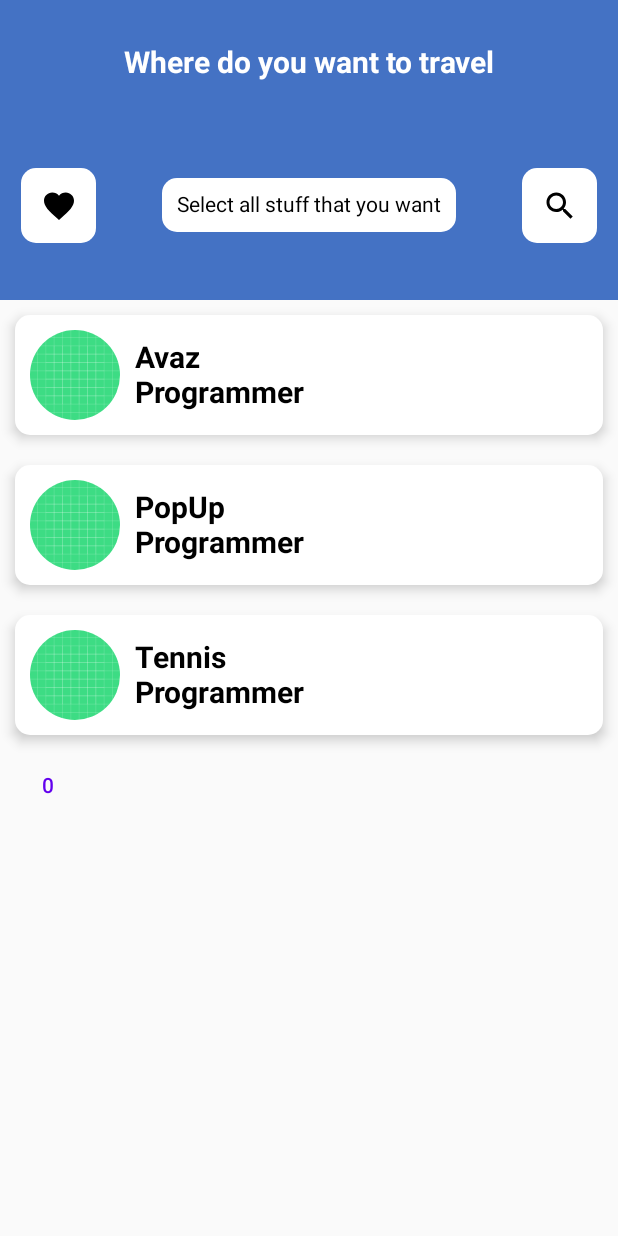
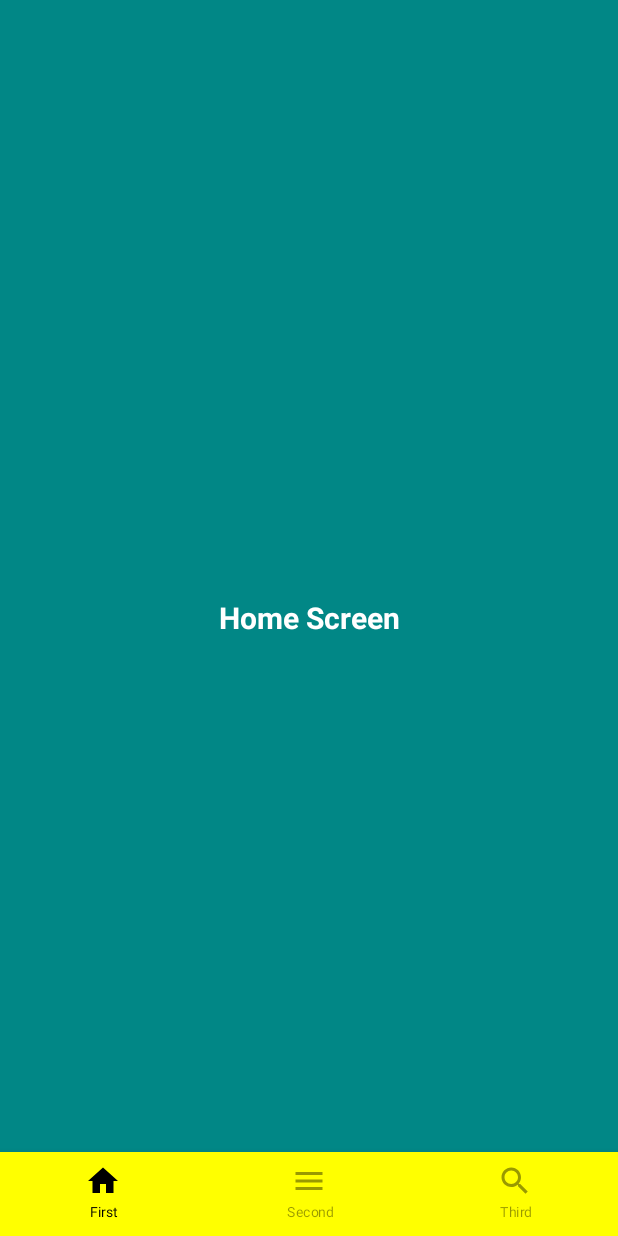
Before and after one commit to Sarbad0r/kotlin_jatpack, an Android app built with Jetpack Compose: the screen it shows after launch (MainActivity), on a phone screen of 412 x 824 dp. Run offline under Robolectric (Android 15) with nearby library versions, the phone set to English and light mode, and no system bars.

```diff
--- a/app/src/main/java/com/example/kotlin_jetpack/MainActivity.kt
+++ b/app/src/main/java/com/example/kotlin_jetpack/MainActivity.kt
@@ -3,171 +3,67 @@ package com.example.kotlin_jetpack
 import android.os.Bundle
 import androidx.activity.ComponentActivity
 import androidx.activity.compose.setContent
-import androidx.compose.foundation.Image
-import androidx.compose.foundation.background
-import androidx.compose.foundation.layout.*
-import androidx.compose.foundation.shape.CircleShape
-import androidx.compose.foundation.shape.RoundedCornerShape
-import androidx.compose.material.*
-import androidx.compose.material.icons.Icons
-import androidx.compose.material.icons.filled.Add
-import androidx.compose.material.icons.filled.Favorite
-import androidx.compose.material.icons.filled.Search
+import androidx.compose.foundation.layout.Column
+import androidx.compose.foundation.layout.fillMaxSize
+import androidx.compose.foundation.rememberScrollState
+import androidx.compose.foundation.verticalScroll
+import androidx.compose.material.Text
+import androidx.compose.material.TextButton
 import androidx.compose.runtime.Composable
-import androidx.compose.ui.Alignment
 import androidx.compose.ui.Modifier
-import androidx.compose.ui.draw.clip
-import androidx.compose.ui.geometry.Size
-import androidx.compose.ui.graphics.Color
-import androidx.compose.ui.layout.ContentScale
-import androidx.compose.ui.res.painterResource
-import androidx.compose.ui.text.TextStyle
-import androidx.compose.ui.text.font.FontWeight
-import androidx.compose.ui.text.style.TextAlign
-import androidx.compose.ui.tooling.preview.Preview
-import androidx.compose.ui.unit.dp
-import androidx.compose.ui.unit.sp
-import androidx.lifecycle.ViewModel
 import com.example.kotlin_jetpack.state.MainViewModel
-import com.example.kotlin_jetpack.ui.theme.Kotlin_jetpackTheme
+import com.example.kotlin_jetpack.ui_composables.CardComposable
+import com.example.kotlin_jetpack.ui_composables.LazyColumnComposable
+import com.example.kotlin_jetpack.ui_composables.LazyRowComposable
+import com.example.kotlin_jetpack.ui_composables.TopAppBar
+import com.example.kotlin_jetpack.ui_composables.bottom_navbar.MainScreenWithBottomNavBar
 
 class MainActivity : ComponentActivity() {
     override fun onCreate(savedInstanceState: Bundle?) {
         super.onCreate(savedInstanceState)
-        var counter: Int = 1;
         setContent {
-            Column(
-                modifier = Modifier.fillMaxSize()
-            ) {
-                TopWidget()
-                CardWidget(name = "Avaz", prof = "Programmer")
-                CardWidget(name = "PopUp", prof = "Programmer")
-                CardWidget(name = "Tennis", prof = "Programmer")
-                IncrementButton()
-            }
-        }
-    }
-}
-
-
-@Composable
-fun TopWidget() {
-    Column(
-        modifier = Modifier
-            .height(height = 200.dp)
-            .background(color = Color(0xFF4472C4))
-            .fillMaxWidth()
-    ) {
-        Spacer(modifier = Modifier.height(height = 30.dp))
-        Row(
-            horizontalArrangement = Arrangement.Center, modifier = Modifier.fillMaxWidth()
-        ) {
-            Text(
-                text = "Where do you want to travel", style = TextStyle(
-                    color = Color.White,
-                    fontSize = 20.sp,
-                    textAlign = TextAlign.Center,
-                    fontWeight = FontWeight.Bold
-                )
-            )
-        }
-        Spacer(modifier = Modifier.height(height = 20.dp))
-        Row(
-            modifier = Modifier.fillMaxSize(),
-            verticalAlignment = Alignment.CenterVertically,
-            horizontalArrangement = Arrangement.SpaceEvenly
-        ) {
-            Box(
-                modifier = Modifier
-                    .size(50.dp)
-                    .background(Color.White, shape = RoundedCornerShape(10.dp)),
-                contentAlignment = Alignment.Center
-            ) {
-                Icon(
-                    imageVector = Icons.Default.Favorite, contentDescription = "Favorite Icon"
-                )
-            }
-            Box(
-                modifier = Modifier
-                    .padding(30.dp)
-                    .background(color = Color.White, shape = RoundedCornerShape(10.dp))
-            ) {
-                Text(text = "Select all stuff that you want", modifier = Modifier.padding(10.dp))
-            }
-
-            Box(
-                modifier = Modifier
-                    .size(50.dp)
-                    .background(Color.White, shape = RoundedCornerShape(10.dp)),
-                contentAlignment = Alignment.Center
-            ) {
-                Icon(
-                    imageVector = Icons.Default.Search, contentDescription = "Favorite Icon"
-                )
-            }
+            MainScreenWithBottomNavBar()
+//            Column(modifier = Modifier.fillMaxSize()) {
+//                TopAppBar()
+////                Column(modifier = Modifier.verticalScroll(rememberScrollState())) {
+////                    CardComposable(name = "Avaz", prof = "Programmer")
+////                    CardComposable(name = "PopUp", prof = "Programmer")
+////                    CardComposable(name = "Tennis", prof = "Programmer")
+////                    CardComposable(name = "Tennis", prof = "Programmer")
+////                    CardComposable(name = "Tennis", prof = "Programmer")
+////                    CardComposable(name = "Tennis", prof = "Programmer")
+////                    CardComposable(name = "Tennis", prof = "Programmer")
+////                    CardComposable(name = "Tennis", prof = "Programmer")
+////                    CardComposable(name = "Tennis", prof = "Programmer")
+////                    CardComposable(name = "Tennis", prof = "Programmer")
+////                    IncrementButton()
+////                }
+////                LazyColumnComposable()
+////                IncrementButton()
+//                LazyRowComposable()
+//            }
         }
     }
 }
 
 @Composable
-fun CardWidget(name: String, prof: String?) {
-    Card(
-        modifier = Modifier
-            .fillMaxWidth()
-            .padding(10.dp),
-        shape = RoundedCornerShape(10.dp),
-        elevation = 5.dp
-    ) {
-        Box(
-            modifier = Modifier.padding(10.dp)
-        ) {
-            Row(
-                verticalAlignment = Alignment.CenterVertically
-            ) {
-                Image(
-                    painter = painterResource(id = R.drawable.ic_launcher_background),
-                    contentDescription = "image",
-                    contentScale = ContentScale.FillHeight,
-                    modifier = Modifier
-                        .size(60.dp)
-                        .clip(CircleShape)
-                )
-                Spacer(modifier = Modifier.width(10.dp))
-                Column(
-                    modifier = Modifier.fillMaxWidth(), verticalArrangement = Arrangement.Center
-                ) {
-                    Text(
-                        text = name,
-                        style = TextStyle(fontWeight = FontWeight.Bold, fontSize = 20.sp)
-                    )
-                    prof?.let {
-                        Text(
-                            text = it,
-                            style = TextStyle(fontWeight = FontWeight.Bold, fontSize = 20.sp)
-                        )
-                    }
-                }
-            }
-        }
-    }
-}
-
-
-@Composable
 fun IncrementButton(
-    viewModel: MainViewModel = androidx.lifecycle.viewmodel.compose.viewModel()
+    viewModel: MainViewModel = androidx.lifecycle.viewmodel.compose.viewModel(),
 ) {
     val currentState = viewModel.state.value;
     TextButton(onClick = {
         println("clicking${currentState.counter}")
-        viewModel.increment(MainViewModel.MainEvent.IncrementCounter) }) {
+        viewModel.incrementAndDecrement(MainViewModel.MainEvent.IncrementCounter)
+    }) {
 
-        Text(text = "${currentState.counter}")
+        Text(text = "Increment")
+    }
+    Text(text = "${currentState.counter}")
+    TextButton(onClick = {
+        println("clicking${currentState.counter}")
+        viewModel.incrementAndDecrement(MainViewModel.MainEvent.DecrementCounter)
+    }) {
+
+        Text(text = "Decrement")
     }
 }
-
-@Preview
-@Composable
-fun ForPreview() {
-    CardWidget(name = "Avaz", prof = "Programmer")
-}
--- /dev/null
+++ b/app/src/main/java/com/example/kotlin_jetpack/models/ProductModel.kt
@@ -0,0 +1,5 @@
+package com.example.kotlin_jetpack.models
+
+class ProductModel {
+    var id: Int? = null;
+}
--- /dev/null
+++ b/app/src/main/java/com/example/kotlin_jetpack/ui_composables/bottom_navbar/BottomNavBarItems.kt
@@ -0,0 +1,16 @@
+package com.example.kotlin_jetpack.ui_composables.bottom_navbar
+
+import androidx.compose.material.icons.Icons
+import androidx.compose.material.icons.filled.Home
+import androidx.compose.material.icons.filled.Menu
+import androidx.compose.material.icons.filled.Search
+import androidx.compose.ui.graphics.vector.ImageVector
+
+
+sealed class BottomItem(var name: String, var route: String, var icon: ImageVector) {
+    object screen1 : BottomItem(name = "First", route = "first_screen", icon = Icons.Default.Home)
+
+    object screen2 : BottomItem(name = "Second", route = "second_screen", icon = Icons.Default.Menu)
+
+    object screen3 : BottomItem(name = "Third", route = "third_screen", icon = Icons.Default.Search)
+}
--- /dev/null
+++ b/app/src/main/java/com/example/kotlin_jetpack/ui_composables/bottom_navbar/BottomNavBarScreens.kt
@@ -0,0 +1,74 @@
+package com.example.kotlin_jetpack.ui_composables.bottom_navbar
+
+import androidx.compose.foundation.background
+import androidx.compose.foundation.layout.Column
+import androidx.compose.foundation.layout.fillMaxSize
+import androidx.compose.foundation.layout.wrapContentSize
+import androidx.compose.material.Text
+import androidx.compose.runtime.Composable
+import androidx.compose.ui.Alignment
+import androidx.compose.ui.Modifier
+import androidx.compose.ui.graphics.Color
+import androidx.compose.ui.res.colorResource
+import androidx.compose.ui.text.font.FontWeight
+import androidx.compose.ui.text.style.TextAlign
+import androidx.compose.ui.unit.sp
+import com.example.kotlin_jetpack.R
+
+
+@Composable
+fun HomeScreen() {
+    Column(
+        modifier = Modifier
+            .fillMaxSize()
+            .background(colorResource(id = R.color.teal_700))
+            .wrapContentSize(Alignment.Center)
+    ) {
+        Text(
+            text = "Home Screen",
+            fontWeight = FontWeight.Bold,
+            color = Color.White,
+            modifier = Modifier.align(Alignment.CenterHorizontally),
+            textAlign = TextAlign.Center,
+            fontSize = 20.sp
+        )
+    }
+}
+
+@Composable
+fun NetworkScreen() {
+    Column(
+        modifier = Modifier
+            .fillMaxSize()
+            .background(colorResource(id = R.color.teal_700))
+            .wrapContentSize(Alignment.Center)
+    ) {
+        Text(
+            text = "My Network Screen",
+            fontWeight = FontWeight.Bold,
+            color = Color.White,
+            modifier = Modifier.align(Alignment.CenterHorizontally),
+            textAlign = TextAlign.Center,
+            fontSize = 20.sp
+        )
+    }
+}
+
+@Composable
+fun AddPostScreen() {
+    Column(
+        modifier = Modifier
+            .fillMaxSize()
+            .background(colorResource(id = R.color.teal_700))
+            .wrapContentSize(Alignment.Center)
+    ) {
+        Text(
+            text = "Add Post Screen",
+            fontWeight = FontWeight.Bold,
+            color = Color.White,
+            modifier = Modifier.align(Alignment.CenterHorizontally),
+            textAlign = TextAlign.Center,
+            fontSize = 20.sp
+        )
+    }
+}
--- /dev/null
+++ b/app/src/main/java/com/example/kotlin_jetpack/ui_composables/bottom_navbar/BottomNavigationMain.kt
@@ -0,0 +1,70 @@
+package com.example.kotlin_jetpack.ui_composables.bottom_navbar
+
+import android.annotation.SuppressLint
+import androidx.compose.material.*
+import androidx.compose.material.icons.Icons
+import androidx.compose.material.icons.filled.Home
+import androidx.compose.runtime.Composable
+import androidx.compose.runtime.getValue
+import androidx.compose.ui.graphics.Color
+import androidx.compose.ui.res.painterResource
+import androidx.compose.ui.unit.sp
+import androidx.navigation.NavController
+import androidx.navigation.NavHostController
+import androidx.navigation.compose.currentBackStackEntryAsState
+import androidx.navigation.compose.rememberNavController
+
+
+@SuppressLint("UnusedMaterialScaffoldPaddingParameter")
+@Composable
+fun MainScreenWithBottomNavBar() {
+    val navController = rememberNavController()
+    Scaffold(
+        bottomBar = { MainBottomNavigation(navController = navController) }
+    ) {
+        NavigationGraph(navController = navController)
+    }
+}
+
+@Composable
+fun MainBottomNavigation(navController: NavController) {
+    val items: List<BottomItem> = listOf(
+        BottomItem.screen1,
+        BottomItem.screen2,
+        BottomItem.screen3,
+    )
+    BottomNavigation(
+        backgroundColor = Color.Yellow,
+        contentColor = Color.Black
+    ) {
+        val navBackStackEntry by navController.currentBackStackEntryAsState()
+        val currentRoute = navBackStackEntry?.destination?.route
+        items.forEach { item ->
+            BottomNavigationItem(
+                icon = {
+                    Icon(imageVector = item.icon, contentDescription = item.name)
+                },
+                label = {
+                    Text(text = item.name,
+                        fontSize = 9.sp)
+                },
+                selectedContentColor = Color.Black,
+                unselectedContentColor = Color.Black.copy(0.4f),
+                alwaysShowLabel = true,
+                selected = currentRoute == item.route,
+                onClick = {
+                    navController.navigate(item.route) {
+
+                        navController.graph.startDestinationRoute?.let { screen_route ->
+                            popUpTo(screen_route) {
+                                saveState = true
+                            }
+                        }
+                        launchSingleTop = true
+                        restoreState = true
+                    }
+                }
+            )
+        }
+    }
+}
--- /dev/null
+++ b/app/src/main/java/com/example/kotlin_jetpack/ui_composables/bottom_navbar/NavGraph.kt
@@ -0,0 +1,24 @@
+package com.example.kotlin_jetpack.ui_composables.bottom_navbar
+
+import androidx.compose.runtime.Composable
+import androidx.navigation.NavHost
+import androidx.navigation.NavHostController
+import androidx.navigation.compose.NavHost
+import androidx.navigation.compose.composable
+
+@Composable
+fun NavigationGraph(navController: NavHostController) {
+    NavHost(navController = navController,
+        startDestination = BottomItem.screen1.route,
+        builder = {
+            composable(BottomItem.screen1.route) {
+                HomeScreen()
+            }
+            composable(BottomItem.screen2.route) {
+                NetworkScreen()
+            }
+            composable(BottomItem.screen3.route) {
+                AddPostScreen()
+            }
+        })
+}
```
Also changed, not shown: app/build.gradle (+6 -1 lines), app/src/main/java/com/example/kotlin_jetpack/models/ScientistModel.kt (added, +20 -0 lines), app/src/main/java/com/example/kotlin_jetpack/state/MainViewModel.kt (+10 -2 lines), app/src/main/java/com/example/kotlin_jetpack/ui_composables/CardComposable.kt (added, +83 -0 lines), app/src/main/java/com/example/kotlin_jetpack/ui_composables/LazyColumnComposable.kt (added, +26 -0 lines), app/src/main/java/com/example/kotlin_jetpack/ui_composables/LazyRowComposable.kt (added, +52 -0 lines), app/src/main/java/com/example/kotlin_jetpack/ui_composables/TopappbarComposable.kt (added, +59 -0 lines), app/src/main/res/drawable-v24/einstein.jpeg (added), app/src/main/res/drawable-v24/ilon.jpg (added), app/src/main/res/drawable-v24/zuck.jpeg (added), app/src/main/res/drawable/images/einstein.jpeg (added), app/src/main/res/drawable/images/zuck.jpeg (added).
